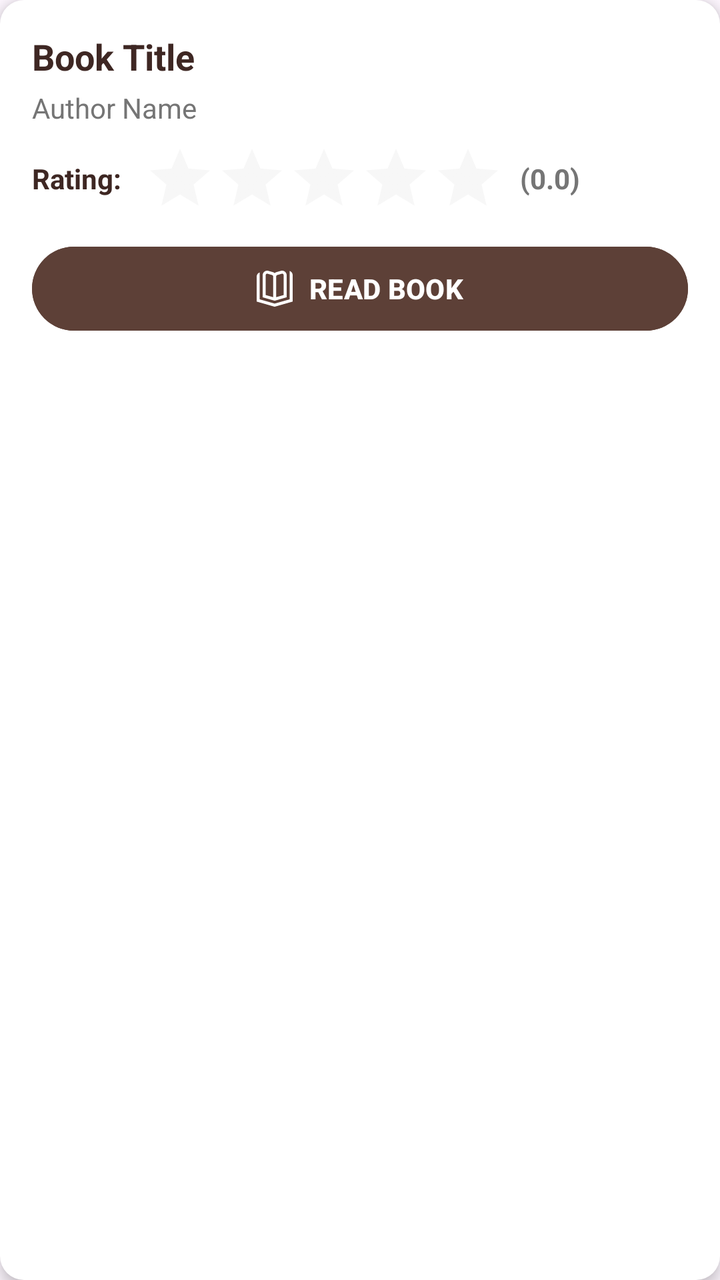
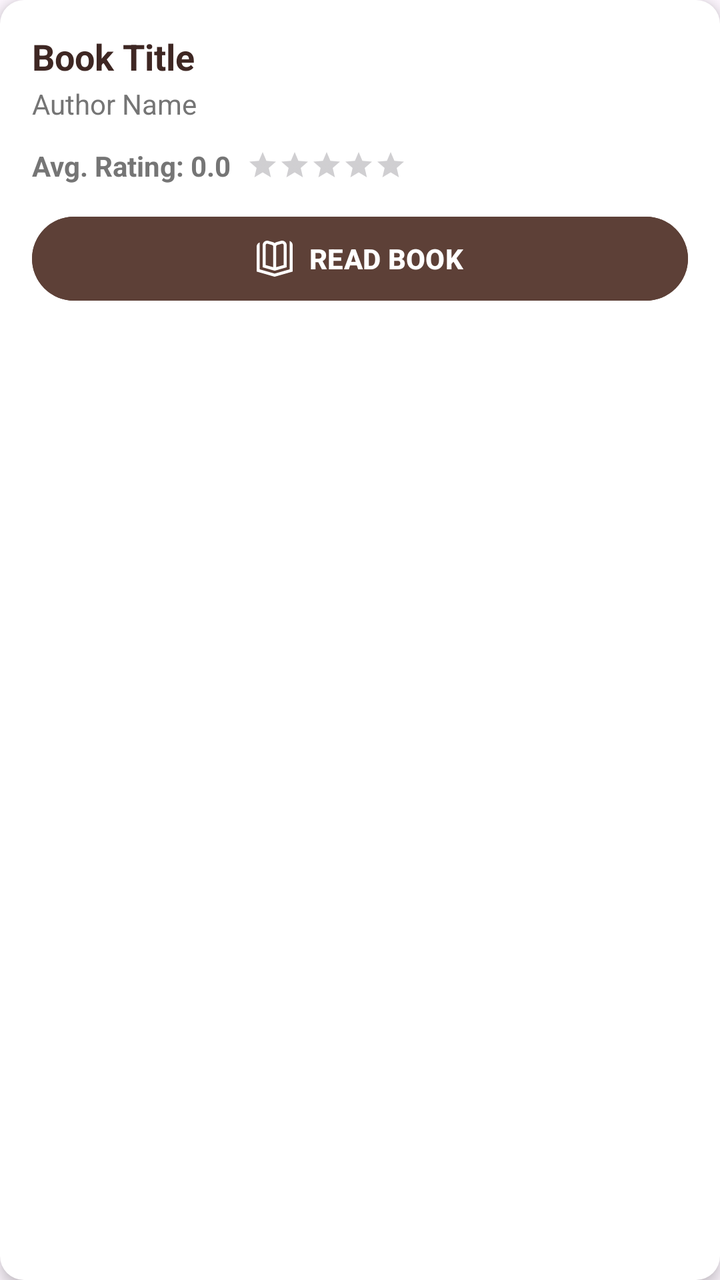

Before-and-after screenshots of an Android layout around one commit, followed by the original layout XML and the change that was made.
<!-- AndroidManifest.xml: application theme Theme.OlympMathMentor -->
<!-- res/layout/item_book.xml -->
<?xml version="1.0" encoding="utf-8"?>
<LinearLayout xmlns:android="http://schemas.android.com/apk/res/android"
    xmlns:app="http://schemas.android.com/apk/res-auto"
    android:layout_width="match_parent"
    android:layout_height="wrap_content"
    android:orientation="vertical"
    android:background="@drawable/rounded_card_bg"
    android:padding="16dp"
    android:layout_marginBottom="16dp"
    android:elevation="4dp">

    <TextView
        android:id="@+id/tvBookTitle"
        android:layout_width="match_parent"
        android:layout_height="wrap_content"
        android:text="Book Title"
        android:textColor="#3E2723"
        android:textSize="18sp"
        android:textStyle="bold" />

    <TextView
        android:id="@+id/tvBookAuthor"
        android:layout_width="match_parent"
        android:layout_height="wrap_content"
        android:text="Author Name"
        android:textColor="#757575"
        android:textSize="14sp"
        android:layout_marginTop="4dp"
        android:layout_marginBottom="8dp" />

    <LinearLayout
        android:layout_width="match_parent"
        android:layout_height="wrap_content"
        android:orientation="horizontal"
        android:gravity="center_vertical"
        android:layout_marginBottom="12dp">

        <TextView
            android:layout_width="wrap_content"
            android:layout_height="wrap_content"
            android:text="Rating: "
            android:textColor="#3E2723"
            android:textSize="14sp"
            android:textStyle="bold"/>

        <RatingBar
            android:id="@+id/rbBookRating"
            android:layout_width="wrap_content"
            android:layout_height="wrap_content"
            android:numStars="5"
            android:stepSize="0.5"
            android:rating="0"
            android:isIndicator="false"
            style="?android:attr/ratingBarStyleIndicator"
            android:progressTint="#FFC107"
            android:progressBackgroundTint="#E0E0E0"
            android:secondaryProgressTint="#FFC107"
            android:layout_marginStart="8dp"/>

        <TextView
            android:id="@+id/tvRatingValue"
            android:layout_width="wrap_content"
            android:layout_height="wrap_content"
            android:text="(0.0)"
            android:textColor="#757575"
            android:textSize="14sp"
            android:textStyle="bold"
            android:layout_marginStart="8dp"/>

    </LinearLayout>

    <com.google.android.material.button.MaterialButton
        android:id="@+id/btnReadBook"
        android:layout_width="match_parent"
        android:layout_height="50dp"
        android:text="READ BOOK"
        android:textStyle="bold"
        app:icon="@drawable/book"
        app:iconGravity="textStart"
        app:iconTint="#FFFFFF"
        android:backgroundTint="#5D4037"
        android:textColor="#FFFFFF" />

</LinearLayout>
<!-- resources referenced by this layout -->
<resources>
  <!-- drawable book (drawable) -->
  <vector xmlns:android="http://schemas.android.com/apk/res/android"
      android:width="512dp"
      android:height="512dp"
      android:viewportWidth="24"
      android:viewportHeight="24">
    <path
        android:fillColor="#FF000000"
        android:pathData="M20,17.754L20,3.001c0,-0.95 -0.435,-1.823 -1.194,-2.395 -0.758,-0.572 -1.715,-0.752 -2.63,-0.489l-3,0.857c-0.446,0.127 -0.845,0.354 -1.176,0.651 -0.331,-0.297 -0.73,-0.524 -1.176,-0.651L7.824,0.117c-0.916,-0.263 -1.873,-0.083 -2.63,0.489 -0.759,0.572 -1.194,1.445 -1.194,2.395v14.753l8,2.286 8,-2.286ZM13,3.858c0,-0.444 0.298,-0.839 0.726,-0.961l3,-0.857c0.092,-0.026 0.185,-0.039 0.277,-0.039 0.214,0 0.423,0.069 0.599,0.202 0.253,0.191 0.398,0.482 0.398,0.798v13.245l-5,1.429L13,3.858ZM11,17.674l-5,-1.429L6,3.001c0,-0.316 0.145,-0.607 0.398,-0.798 0.252,-0.19 0.572,-0.25 0.876,-0.163l3,0.857c0.427,0.122 0.725,0.517 0.725,0.961v13.816ZM24,3L24,20.611l-12,3.429L0,20.611L0,4c0,-0.95 0.435,-1.823 1.194,-2.395 0.249,-0.188 0.523,-0.316 0.806,-0.418L2,19.103l10,2.857 10,-2.857L22,0.187c0.283,0.102 0.558,0.23 0.806,0.418 0.759,0.572 1.194,1.445 1.194,2.395Z"/>
  </vector>
  <!-- drawable rounded_card_bg (drawable) -->
  <shape xmlns:android="http://schemas.android.com/apk/res/android"><solid android:color="#FFFFFF"/><corners android:radius="12dp"/></shape>
  <style name="Theme.OlympMathMentor" parent="Base.Theme.OlympMathMentor" />
  <style name="Base.Theme.OlympMathMentor" parent="Theme.Material3.DayNight.NoActionBar">
          <item name="colorPrimary">@color/soft_beige</item>
  
          <item name="android:statusBarColor">@color/soft_beige</item>
  
          <item name="android:windowLightStatusBar">true</item>
      </style>
  <color name="soft_beige">#EFEBE9</color>
</resources>

<!-- the commit's change to res/layout/item_book.xml (unified diff, before → after) -->
@@ -25,8 +25,8 @@
         android:text="Author Name"
         android:textColor="#757575"
         android:textSize="14sp"
-        android:layout_marginTop="4dp"
-        android:layout_marginBottom="8dp" />
+        android:layout_marginTop="2dp"
+        android:layout_marginBottom="12dp" />
 
     <LinearLayout
         android:layout_width="match_parent"
@@ -36,10 +36,11 @@
         android:layout_marginBottom="12dp">
 
         <TextView
+            android:id="@+id/tvRatingValue"
             android:layout_width="wrap_content"
             android:layout_height="wrap_content"
-            android:text="Rating: "
-            android:textColor="#3E2723"
+            android:text="Avg. Rating: 0.0"
+            android:textColor="#757575"
             android:textSize="14sp"
             android:textStyle="bold"/>
 
@@ -48,23 +49,10 @@
             android:layout_width="wrap_content"
             android:layout_height="wrap_content"
             android:numStars="5"
-            android:stepSize="0.5"
-            android:rating="0"
-            android:isIndicator="false"
-            style="?android:attr/ratingBarStyleIndicator"
+            android:stepSize="0.1"
+            android:isIndicator="true"
+            style="?android:attr/ratingBarStyleSmall"
             android:progressTint="#FFC107"
-            android:progressBackgroundTint="#E0E0E0"
-            android:secondaryProgressTint="#FFC107"
-            android:layout_marginStart="8dp"/>
-
-        <TextView
-            android:id="@+id/tvRatingValue"
-            android:layout_width="wrap_content"
-            android:layout_height="wrap_content"
-            android:text="(0.0)"
-            android:textColor="#757575"
-            android:textSize="14sp"
-            android:textStyle="bold"
             android:layout_marginStart="8dp"/>
 
     </LinearLayout>
